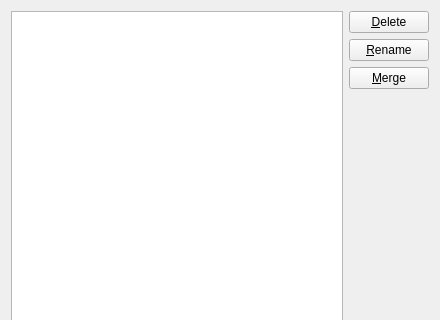
Above: anymeal/category_picker.ui from wedesoft/anymeal before the change; both pictures show x 0 to 440 and y 0 to 320 of the 440 by 543 pixel window. Below: the same form after it.
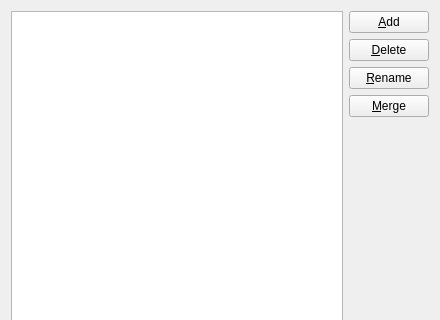
That is the form after the change.

```diff
--- a/anymeal/category_picker.ui
+++ b/anymeal/category_picker.ui
@@ -31,6 +31,13 @@
      </item>
      <item>
       <layout class="QVBoxLayout" name="verticalLayout">
+       <item>
+        <widget class="QPushButton" name="add_button">
+         <property name="text">
+          <string>&amp;Add</string>
+         </property>
+        </widget>
+       </item>
        <item>
         <widget class="QPushButton" name="delete_button">
          <property name="text">
```
